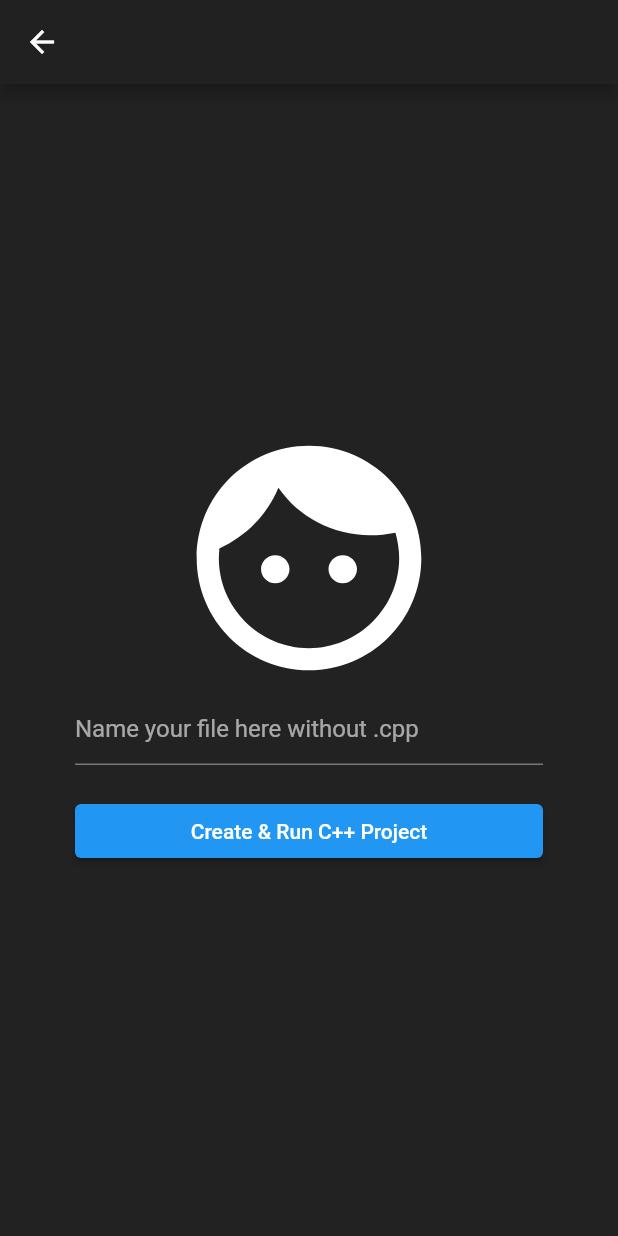
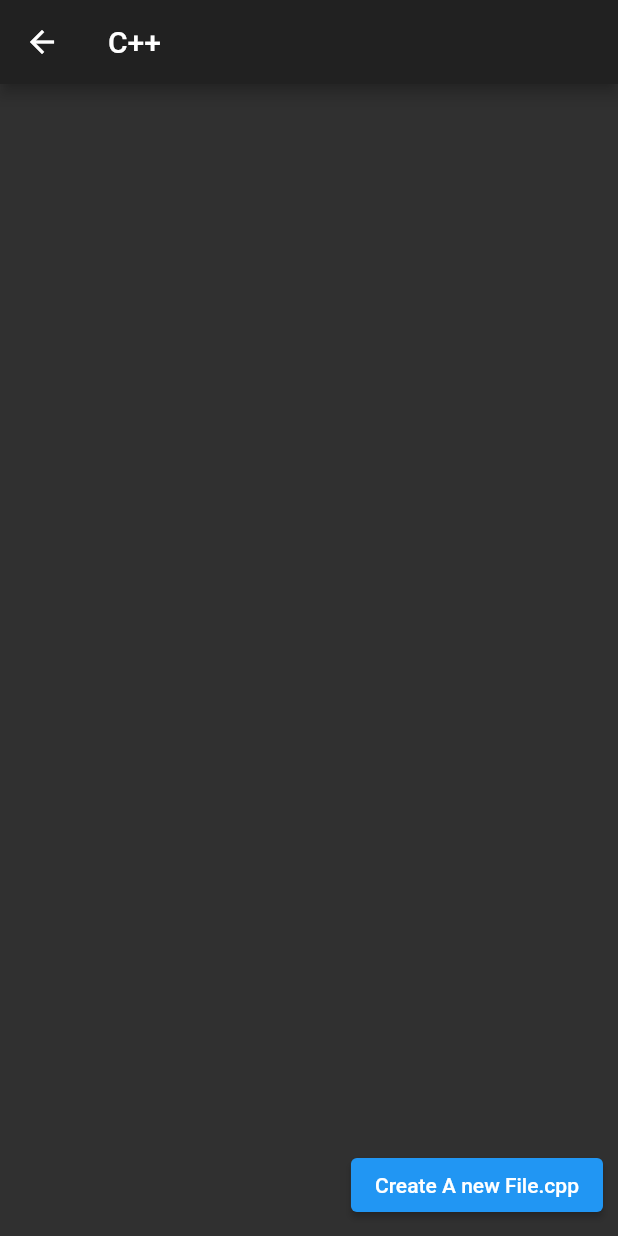
Before and after one commit to mostafak333/Graduation-Project, a Flutter app: the Home screen opened by its route, after a tap on "C++", on a phone screen of 412 x 824 dp. Run offline on Flutter 3.47's test engine with Material 2 defaults, Android fonts, the phone set to English and light mode, and no system bars; our stand-ins replace cloud_firestore, email_validator, firebase_auth, firebase_core, flutter_svg, modal_progress_hud and 1 more; missing offline and left inert: adobe_xd, ext_storage; accounts and stored records are empty; network calls fail.

Commit message:
return list of files

```diff
--- a/lib/models/FileModel.dart
+++ b/lib/models/FileModel.dart
@@ -1,6 +1,8 @@
 
 import 'package:ext_storage/ext_storage.dart';
 import 'dart:io';
+
+import 'package:flutter/cupertino.dart';
 
 class FileModel {
   final fileName ;
@@ -10,6 +12,7 @@ class FileModel {
 
   FileModel(this.fileName,this.fileExtension){
     this._internalPath =   'projects/$fileName.$fileExtension';
+    print('called');
     FileModel.createAppDir();
     this.createFile();
   }
@@ -30,6 +33,15 @@ class FileModel {
     }else {
       return dir.create();
     }
+  }
+
+  static Future getAllFiles(String fileExtension) async{
+    dynamic directory = await ExtStorage.getExternalStorageDirectory();
+    Directory dir =  new Directory('$directory/projects');
+    List files =  dir.listSync();
+    List<String> fileWithSelectedExe;
+   return files.where((element) => element.toString().endsWith('.$fileExtension\'')).toList();
+     //return files;
   }
 
 
--- /dev/null
+++ b/lib/screens/ExistingFilesScreen.dart
@@ -0,0 +1,59 @@
+import 'package:flutter/cupertino.dart';
+import 'package:flutter/material.dart';
+import 'package:voice_code/models/language.dart';
+import 'package:voice_code/models/FileModel.dart';
+
+class ExistingFilesScreen extends StatefulWidget {
+  static const String id = 'ExistingFilesScreen';
+  final Language choosedLan;
+  ExistingFilesScreen({this.choosedLan});
+  @override
+  _ExistingFilesScreenState createState() => _ExistingFilesScreenState();
+}
+
+class _ExistingFilesScreenState extends State<ExistingFilesScreen> {
+  Language selectedLan ;
+  List files;
+  @override
+  void initState(){
+    super.initState();
+    selectedLan = new Language(widget.choosedLan.name, widget.choosedLan.imagepath, widget.choosedLan.extension, widget.choosedLan.welcomeMessage);
+    print(widget.choosedLan.extension);
+    FileModel.getAllFiles(widget.choosedLan.extension.toString()).then(
+        (val) => {
+          files = val;
+        }
+    );
+
+  }
+
+  @override
+  Widget build(BuildContext context) {
+    return Scaffold(
+      appBar: AppBar(title: Text(selectedLan.name),),
+      body: Material(
+        child: Stack(
+          children: [
+            ListView(
+              padding: EdgeInsets.symmetric(vertical: 10,),
+              children: [
+
+              ],
+            ),
+            Padding(
+              padding: EdgeInsets.only(right: 10,bottom: 10),
+              child: Align(
+                alignment: Alignment.bottomRight,
+                child: ElevatedButton(
+                  onPressed: (){
+                  },
+                  child: Text('Create A new File.${selectedLan.extension}'),
+                ),
+              ),
+            )
+          ],
+        ),
+      ),
+    );
+  }
+}
--- a/lib/screens/Home.dart
+++ b/lib/screens/Home.dart
@@ -2,13 +2,11 @@
 import 'package:flutter/cupertino.dart';
 import 'package:voice_code/components/rounded_card.dart';
 import 'package:flutter/material.dart';
-import 'package:voice_code/screens/LoadingScreen.dart';
 import 'package:voice_code/components/menu.dart';
+import 'package:voice_code/screens/ExistingFilesScreen.dart';
 import 'CreateFileScreen.dart';
 import 'package:voice_code/models/language.dart';
-import 'package:flutter_svg/flutter_svg.dart';
-import 'package:voice_code/constants.dart';
-import 'SignIn.dart';
+
 
 class Home extends StatefulWidget {
   static const String id = 'Home';
@@ -181,7 +179,7 @@ class _HomeState extends State<Home> with SingleTickerProviderStateMixin {
                               RoundedCard(
                                 onTap: (){
                                   Navigator.push(context,
-                                      MaterialPageRoute( builder:  (context) => CreateFileScreen(
+                                      MaterialPageRoute( builder:  (context) => ExistingFilesScreen(
                                         choosedLan: c,
                                       ))
                                   );
@@ -192,7 +190,7 @@ class _HomeState extends State<Home> with SingleTickerProviderStateMixin {
                               RoundedCard(
                                   onTap: (){
                                     Navigator.push(context,
-                                        MaterialPageRoute( builder:  (context) => CreateFileScreen(
+                                        MaterialPageRoute( builder:  (context) => ExistingFilesScreen(
                                           choosedLan: java,
                                         ))
                                     );
@@ -208,7 +206,7 @@ class _HomeState extends State<Home> with SingleTickerProviderStateMixin {
                               RoundedCard(
                                   onTap: (){
                                     Navigator.push(context,
-                                        MaterialPageRoute( builder:  (context) => CreateFileScreen(
+                                        MaterialPageRoute( builder:  (context) => ExistingFilesScreen(
                                           choosedLan: php,
                                         ))
                                     );
@@ -220,7 +218,7 @@ class _HomeState extends State<Home> with SingleTickerProviderStateMixin {
                                   onTap: (){
 //                                    Navigator.pushNamed(context,CreateFileScreen.id , arguments:  {python.name} );
                                   Navigator.push(context,
-                                  MaterialPageRoute( builder:  (context) => CreateFileScreen(
+                                  MaterialPageRoute( builder:  (context) => ExistingFilesScreen(
                                     choosedLan: python,
                                   ))
                                   );
--- a/lib/screens/SignIn.dart
+++ b/lib/screens/SignIn.dart
@@ -235,7 +235,7 @@ class _SignInState extends State<SignIn> {
                                   setState(() => loading = true);
                                   dynamic result = await _auth.signInWithEmailAndPassword(email, password);
                                   if (result != null) {
-                                    ScaffoldMessenger.of(context).showSnackBar(SnackBar(content: Text('Welcome')));
+                                    ScaffoldMessenger.of(context).showSnackBar(SnackBar(content: Text('Welcome ')));
                                     Navigator.pushNamed(context, Home.id);
                                   } else {
                                     ScaffoldMessenger.of(context).showSnackBar(SnackBar(content: Text('Invalid Email or Password')));
```
Also changed, not shown: lib/main.dart (+11 -8 lines), lib/screens/CreateFileScreen.dart (+36 -13 lines), lib/screens/FileTap.dart (+9 -40 lines).
